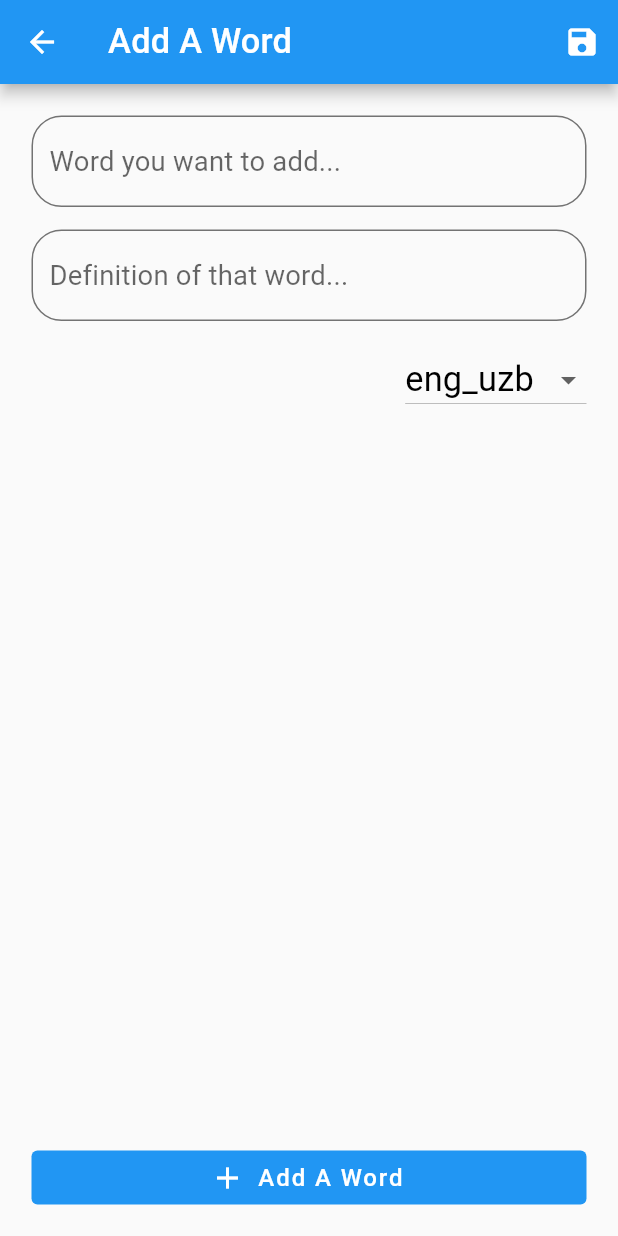
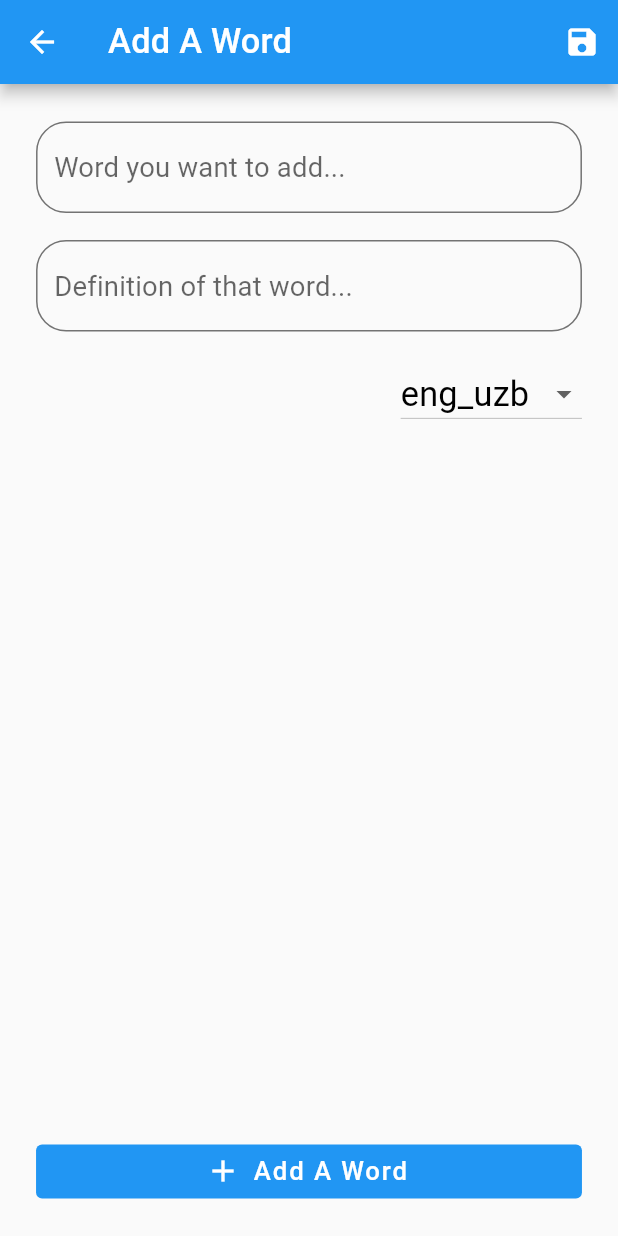
Before and after one commit to MrSobirov/najottalim2, a Flutter app: the AddWordScreen screen opened directly, on a phone screen of 412 x 824 dp. Run offline on Flutter 3.47's test engine with Material 2 defaults, Android fonts, the phone set to English and light mode, and no system bars; our stand-ins replace bloc, connectivity_plus, flutter_bloc, flutter_html, flutter_screenutil, fluttertoast and 7 more; accounts and stored records are empty.

Commit message:
UI fixed partially

```diff
--- a/lib/main.dart
+++ b/lib/main.dart
@@ -15,13 +15,14 @@ class MyApp extends StatelessWidget {
       designSize: const Size(360, 690),
       minTextAdapt: true,
       splitScreenMode: true,
-      builder: (context , child) {
+      builder: (context, child) {
         return MaterialApp(
           debugShowCheckedModeBanner: false,
           title: 'Legion Dictionary',
           theme: ThemeData(
             primarySwatch: Colors.blue,
-            textTheme: Typography.englishLike2018.apply(fontSizeFactor: 1.sp,bodyColor: Colors.black),
+            textTheme: Typography.englishLike2018
+                .apply(fontSizeFactor: 1.sp, bodyColor: Colors.black),
           ),
           home: child,
         );
--- a/lib/screens/add_word_screen.dart
+++ b/lib/screens/add_word_screen.dart
@@ -21,7 +21,7 @@ class _AddWordScreenState extends State<AddWordScreen> {
   Widget build(BuildContext context) {
     return Scaffold(
       appBar: AppBar(
-        title: Text('Add A Word'),
+        title: Text('Add A Word', style: TextStyle(fontSize: 20.sp),),
         actions: [
           IconButton(
             onPressed: saveWord,
@@ -30,8 +30,8 @@ class _AddWordScreenState extends State<AddWordScreen> {
         ],
       ),
       body: Container(
-        margin: EdgeInsets.all(5),
-        padding: const EdgeInsets.all(16.0),
+        margin: EdgeInsets.symmetric(horizontal: 5.w, vertical: 5.h),
+        padding: EdgeInsets.symmetric(vertical: 16.h, horizontal: 16.w),
         child: Column(
           crossAxisAlignment: CrossAxisAlignment.stretch,
           children: [
@@ -47,7 +47,7 @@ class _AddWordScreenState extends State<AddWordScreen> {
                             borderSide: BorderSide(color: Colors.black54),
                             borderRadius: BorderRadius.circular(20))),
                   ),
-                  MyWidgets().sizedBox(15),
+                  MyWidgets().sizedBox(15.h),
                   TextField(
                     controller: definitionController,
                     decoration: InputDecoration(
@@ -56,7 +56,7 @@ class _AddWordScreenState extends State<AddWordScreen> {
                             borderSide: BorderSide(color: Colors.black54),
                             borderRadius: BorderRadius.circular(20))),
                   ),
-                  MyWidgets().sizedBox(15),
+                  MyWidgets().sizedBox(15.h),
                   DropdownButton<String>(
                     value: table,
                     items: <String>[
@@ -78,14 +78,14 @@ class _AddWordScreenState extends State<AddWordScreen> {
                       });
                     },
                   ),
-                  MyWidgets().sizedBox(15),
+                  MyWidgets().sizedBox(15.h),
                 ],
               ),
             ),
             ElevatedButton.icon(
               onPressed: saveWord,
               icon: const Icon(Icons.add),
-              label: const Text('Add A Word'),
+              label: Text('Add A Word', style: TextStyle(fontSize: 15.sp),),
               style: ElevatedButton.styleFrom(
                   backgroundColor: Theme.of(context).colorScheme.secondary,
                   elevation: 0,
--- a/lib/screens/pdf/pdf_page.dart
+++ b/lib/screens/pdf/pdf_page.dart
@@ -64,7 +64,7 @@ class PdfPage extends StatelessWidget {
 														alignment: Alignment.center,
 														padding: EdgeInsets.symmetric(horizontal: 7.w),
 														decoration: BoxDecoration(
-															color: Colors.teal,
+															color: Colors.amberAccent,
 															borderRadius: BorderRadius.circular(10.r)
 														),
 														child: Text("Convert to pdf"),
```
Also changed, not shown: lib/screens/drawer.dart (+37 -14 lines), lib/utils/my_dialogs.dart (+7 -2 lines), pubspec.lock.
